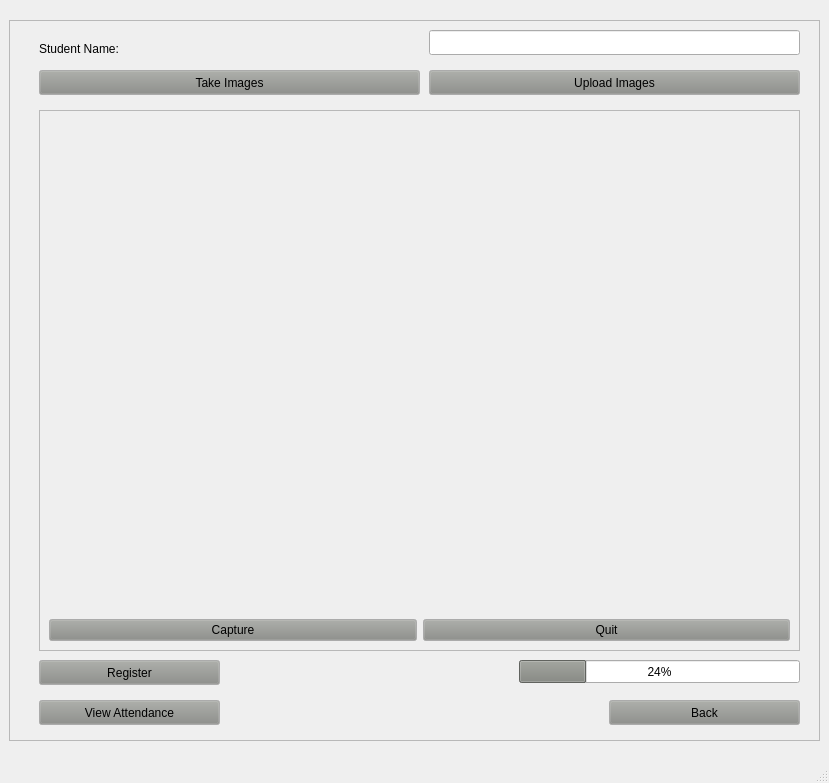
The window that App/ui/enrollStudent.ui (yonycherkos/automatic-classroom-attendance-system) describes before a commit, drawn with Qt 5.
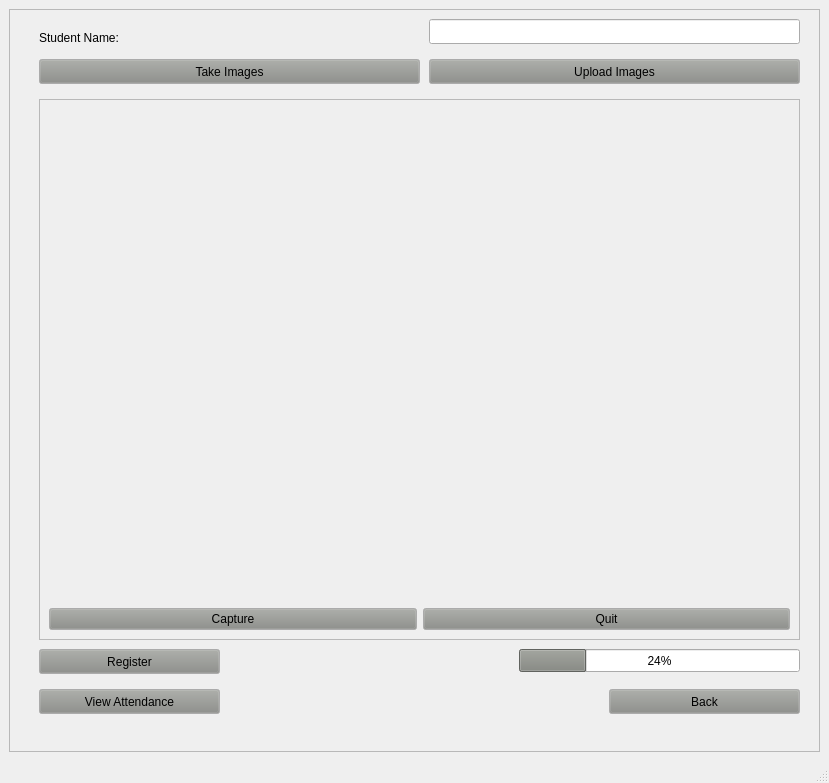
The same window after the commit.

```diff
--- a/App/ui/enrollStudent.ui
+++ b/App/ui/enrollStudent.ui
@@ -15,8 +15,8 @@
   </property>
   <widget class="QWidget" name="centralwidget">
    <layout class="QGridLayout" name="gridLayout_3">
-    <item row="0" column="0" alignment="Qt::AlignHCenter|Qt::AlignVCenter">
-     <widget class="QFrame" name="mainWindow">
+    <item row="0" column="0">
+     <widget class="QFrame" name="RegistrationPage">
       <property name="minimumSize">
        <size>
         <width>811</width>
```
